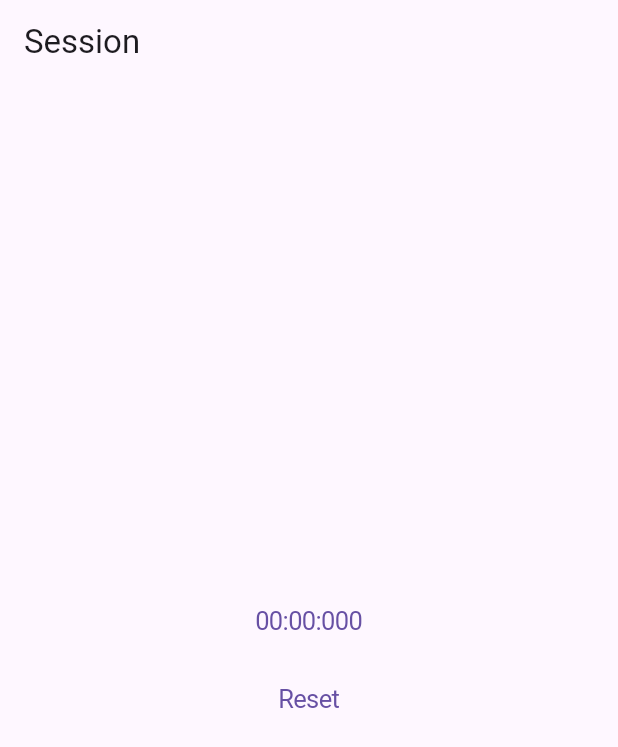
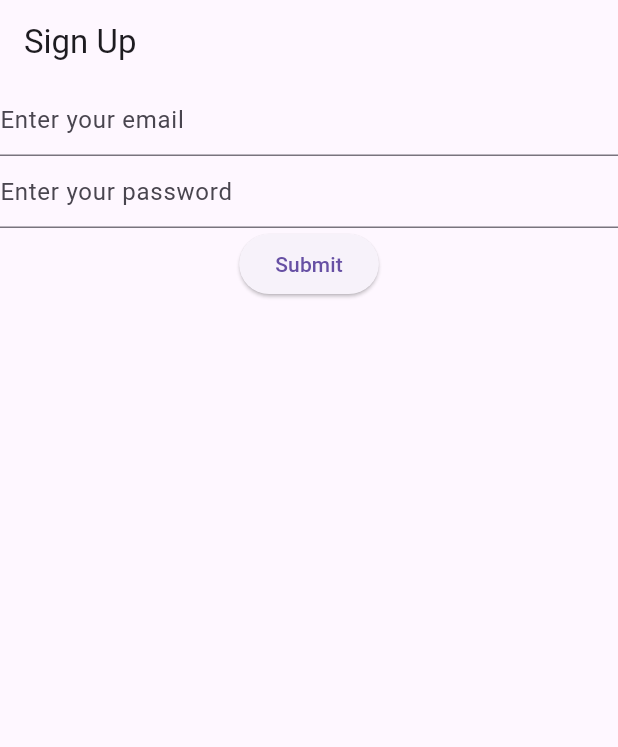
Before and after one commit to ciocanea/BIBS, a Flutter app: the screen it shows after launch, on a phone screen of 412 x 824 dp. Shown: the top 747 px of the screen. Run offline on Flutter 3.47's test engine with Material 3 defaults, Android fonts, the phone set to English and light mode, and no system bars; our stand-ins replace flutter_dotenv, freezed_annotation, go_router, supabase_flutter; accounts and stored records are empty.

Commit message:
Add Sign Up MVVM Add Sign Up Functionality

```diff
--- /dev/null
+++ b/bibs/lib/data/repositories/auth_repository.dart
@@ -0,0 +1,11 @@
+import 'package:flutter/material.dart';
+
+import '../../utils/result.dart';
+
+abstract class AuthRepository extends ChangeNotifier{
+  Future<Result<void>> signUpWithEmailPassword ({required String email, required String password});
+
+  // Future<AuthResponse> signInWithEmailPassword ({required String email, required String password});
+
+  // Future<void> signOut ();
+}
--- /dev/null
+++ b/bibs/lib/data/services/api/auth_api.dart
@@ -0,0 +1,21 @@
+import 'package:supabase_flutter/supabase_flutter.dart';
+
+import '../../../utils/result.dart';
+
+class AuthClient {
+  final SupabaseClient _supabaseClient = Supabase.instance.client;
+
+  Future<Result<AuthResponse>> signUp (String email, String password) async {
+    try {
+      final response = await _supabaseClient.auth.signUp(
+        email: email,
+        password: password
+      );
+
+      return Result.ok(response);
+    }
+    on Exception catch (error) {
+      return Result.error(error);
+    }
+  }
+}
--- a/bibs/lib/main.dart
+++ b/bibs/lib/main.dart
@@ -1,20 +1,22 @@
 import 'package:flutter/material.dart';
+import 'package:provider/provider.dart';
 
 import 'package:supabase_flutter/supabase_flutter.dart';
 import 'package:flutter_dotenv/flutter_dotenv.dart';
 
+import 'config/dependencies.dart';
 import 'routing/router.dart';
 
 Future<void> main() async {
   // WidgetsFlutterBinding.ensureInitialized();
-  await dotenv.load(fileName: ".env");
+  await dotenv.load(fileName: '.env');
 
   await Supabase.initialize(
     url: dotenv.env['SUPABASE_URL']!,
     anonKey: dotenv.env['SUPABASE_ANON_KEY']!,
   );
 
-  runApp(const MyApp());
+  runApp(MultiProvider(providers: providers, child: const MyApp()));
 }
 
 class MyApp extends StatelessWidget {
--- a/bibs/lib/routing/router.dart
+++ b/bibs/lib/routing/router.dart
@@ -1,7 +1,10 @@
+import 'package:bibs/ui/auth/view_models/sign_up_viewmodel.dart';
+import 'package:bibs/ui/auth/widgets/sign_up_screen.dart';
 import 'package:flutter/material.dart';
 
 import 'package:go_router/go_router.dart';
 import 'package:bibs/routing/routes.dart';
+import 'package:provider/provider.dart';
 
 import '../ui/session/widgets/session_screen.dart';
 import '../ui/session/view_models/session_viewmodel.dart';
@@ -18,10 +21,18 @@ GoRouter router () => GoRouter(
           viewModel: SessionViewModel()
         );
       },
+    ),
+    GoRoute(
+      path: Routes.signUp,
+      builder: (context, state) {
+        return SignUpScreen(
+          viewModel: SignUpViewModel(authRepository: context.read())
+        );
+      },
     )
   ]
 );
 
 Future<String?> _redirect(BuildContext context, GoRouterState state) async {
-  return Routes.session;
+  return Routes.signUp;
 }
--- a/bibs/lib/routing/routes.dart
+++ b/bibs/lib/routing/routes.dart
@@ -1,3 +1,4 @@
 abstract final class Routes {
+  static const signUp = '/sign_up';
   static const session = '/session';
 }
--- /dev/null
+++ b/bibs/lib/ui/auth/view_models/sign_up_viewmodel.dart
@@ -0,0 +1,25 @@
+import 'package:flutter/material.dart';
+
+import '../../../data/repositories/auth_repository.dart';
+import '../../../utils/result.dart';
+
+
+class SignUpViewModel extends ChangeNotifier {
+  SignUpViewModel ({required AuthRepository authRepository})
+  : _authRepository = authRepository;
+
+  final AuthRepository _authRepository;
+
+  Future<Result<void>> signUp (String email, String password) async {
+    final result = await _authRepository.signUpWithEmailPassword(
+      email: email,
+      password: password,
+    );
+
+    if(result is Error<void>) {
+      print(result.error);
+    }
+
+    return result;
+  }
+}
--- /dev/null
+++ b/bibs/lib/ui/auth/widgets/sign_up_screen.dart
@@ -0,0 +1,95 @@
+import 'package:bibs/ui/auth/view_models/sign_up_viewmodel.dart';
+import 'package:flutter/material.dart';
+import 'package:go_router/go_router.dart';
+
+import '../../../routing/routes.dart';
+import '../../../utils/result.dart';
+
+class SignUpScreen extends StatefulWidget{
+  const SignUpScreen ({super.key, required this.viewModel});
+
+  final SignUpViewModel viewModel;
+
+  @override
+  State<StatefulWidget> createState() => _SignUpScreenState();
+}
+
+class _SignUpScreenState extends State<SignUpScreen> {
+  final GlobalKey<FormState> _formKey = GlobalKey<FormState>();
+
+  final TextEditingController _emailController = TextEditingController();
+  final TextEditingController _passwordController = TextEditingController();
+
+
+  @override
+  Widget build(BuildContext context) {
+    return Scaffold(
+      appBar: AppBar(
+        title: Text('Sign Up'),
+      ),
+      body: SafeArea(
+        child: Center(
+          child: Form(
+            key: _formKey,
+            child: Column(
+              crossAxisAlignment: CrossAxisAlignment.center,
+              children: [
+                TextFormField(
+                  controller: _emailController,
+                  decoration: const InputDecoration(
+                    hintText: 'Enter your email',
+                  ),
+                  validator: (String? value) {
+                    if (value == null || value.isEmpty) {
+                      return 'Please enter some text';
+                    }
+                    return null;
+                  },
+                ),
+                TextFormField(
+                  controller: _passwordController,
+                  decoration: const InputDecoration(
+                    hintText: 'Enter your password',
+                  ),
+                  obscureText: true,
+                  validator: (String? value) {
+                    if (value == null || value.isEmpty) {
+                      return 'Please enter some text';
+                    }
+                    return null;
+                  },
+                ),
+                ElevatedButton(
+                  onPressed: () async {
+                    if (_formKey.currentState!.validate()) {
+                      final result = await widget.viewModel.signUp(_emailController.text, _passwordController.text);
+
+                      if(result is Error<void>) {
+                        ScaffoldMessenger.of(context).showSnackBar(
+                          SnackBar(
+                            content: Text('${result.error}')
+                          )
+                        );
+                        return;
+                      }
+
+                      context.go(Routes.session);
+                    }
+                    else {
+                        ScaffoldMessenger.of(context).showSnackBar(
+                          SnackBar(
+                            content: Text('Invalid Input')
+                          )
+                        );
+                    }
+                  },
+                  child: const Text('Submit'),
+                ),
+              ],
+            ),
+          ),
+        )
+      ),
+    );
+  }
+}
```
Also changed, not shown: bibs/lib/data/repositories/auth_repository_remote.dart (added, +43 -0 lines), bibs/lib/data/services/api/backend_service.dart (deleted, +0 -7 lines).
